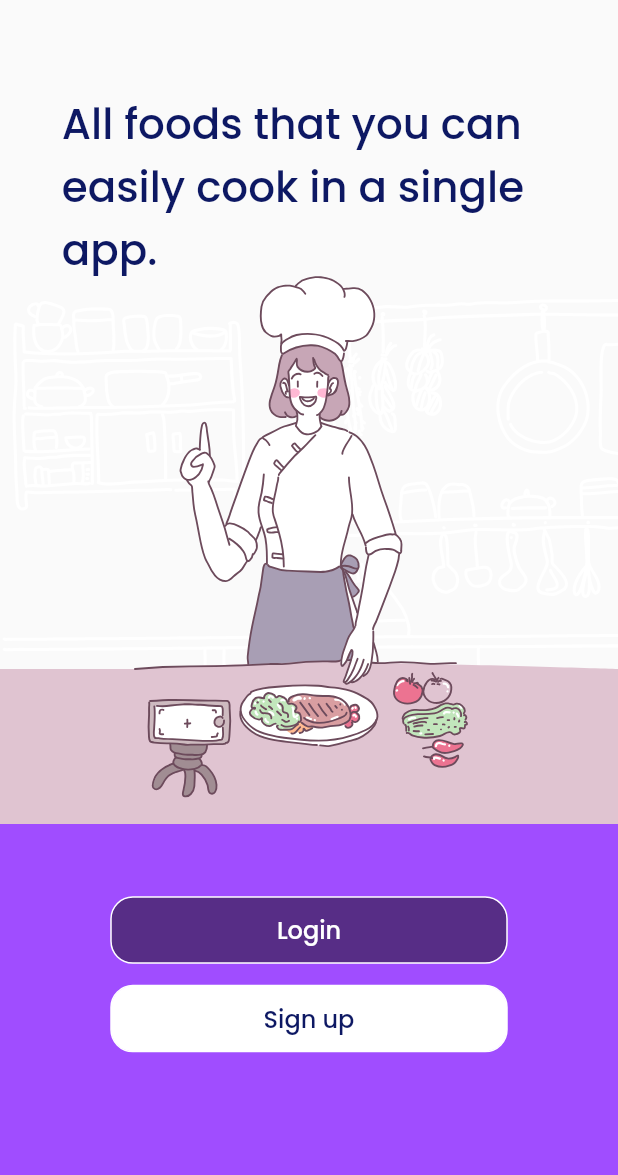
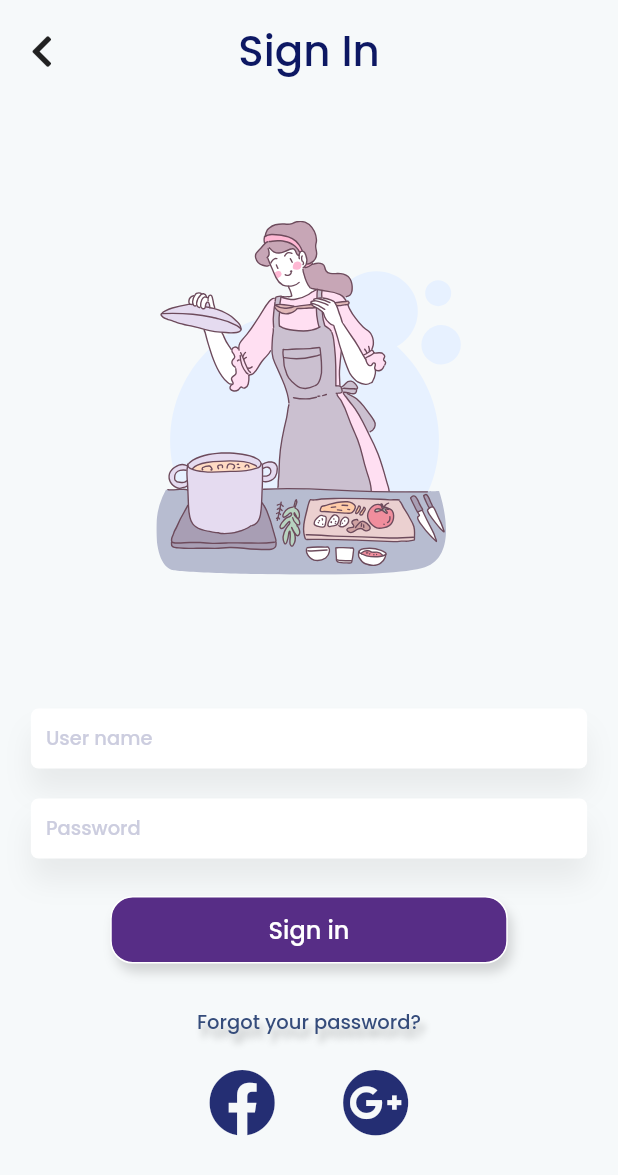
Before and after one commit to LaRoza-dev/Frigo-Frontend, a Flutter app: the screen it shows after launch, after a tap on "Login", on a phone screen of 412 x 824 dp. Shown: the top 1175 px of the screen. Run offline on Flutter 3.47's test engine with Material 2 defaults, Android fonts, the phone set to English and light mode, and no system bars; our stand-ins replace flutter_svg, font_awesome_flutter.

Commit message:
multiple fixes :
sign in page - text field component - rounting - font awesome icons - buttons shadow

```diff
--- a/lib/components/buttons.dart
+++ b/lib/components/buttons.dart
@@ -18,6 +18,13 @@ class MainButton extends StatelessWidget {
     return GestureDetector(
       child: Container(
         decoration: BoxDecoration(
+            boxShadow: [
+              BoxShadow(
+                color: Colors.black.withOpacity(0.15),
+                blurRadius: 6,
+                offset: Offset(3, 6),
+              ),
+            ],
             color: color,
             borderRadius: BorderRadius.circular(15),
             border: Border.all(color: Colors.white)),
--- /dev/null
+++ b/lib/components/textFields.dart
@@ -0,0 +1,38 @@
+import 'package:flutter/material.dart';
+import 'package:fridge/constants.dart';
+
+class InsertTextFlied extends StatelessWidget {
+  const InsertTextFlied({required this.width,required this.text});
+
+  final double width;
+  final String text;
+
+  @override
+  Widget build(BuildContext context) {
+    return Padding(
+      padding: const EdgeInsets.all(10.0),
+      child: Container(
+        width: width * 0.9,
+        height: 40,
+        child: TextField(
+          textAlignVertical: TextAlignVertical.center,
+          decoration: InputDecoration(
+              border: InputBorder.none,
+              contentPadding: EdgeInsets.all(10.0),
+              hintText: text,
+              hintStyle: kFormField,
+              isCollapsed: true),
+        ),
+        decoration: BoxDecoration(color: Colors.white,borderRadius: BorderRadius.circular(5),
+          boxShadow: [
+            BoxShadow(
+              color: Colors.black.withOpacity(0.06),
+              blurRadius: 15,
+              offset: const Offset(0, 15),
+            ),
+          ],
+        ),
+      ),
+    );
+  }
+}
--- a/lib/main.dart
+++ b/lib/main.dart
@@ -1,6 +1,8 @@
 import 'package:flutter/material.dart';
 import 'package:flutter/services.dart';
 import 'package:fridge/screens/first_page.dart';
+import 'package:fridge/screens/signin_page.dart';
+import 'package:fridge/screens/signup_page.dart';
 
 void main() {
   SystemChrome.setSystemUIOverlayStyle(SystemUiOverlayStyle(
@@ -19,7 +21,12 @@ class Main extends StatelessWidget {
   @override
   Widget build(BuildContext context) {
     return MaterialApp(
-      home: FirstPage(),
+      initialRoute: '/',
+      routes: {
+        '/': (context) => FirstPage(),
+        '/signin': (context) => SignInPage(),
+        '/signup': (context) => SignUpPage(),
+      },
     );
   }
 }
--- a/lib/screens/first_page.dart
+++ b/lib/screens/first_page.dart
@@ -11,6 +11,7 @@ class FirstPage extends StatelessWidget {
     double height = MediaQuery.of(context).size.height;
     double width = MediaQuery.of(context).size.width;
     return Scaffold(
+      backgroundColor: kBackgroundColor,
       body: Stack(
         children: [
           Column(
@@ -29,23 +30,27 @@ class FirstPage extends StatelessWidget {
                   Container(
                     decoration: BoxDecoration(color: kPrimaryColor),
                   ),
-                  Column(
+                  Positioned(
+                    top: height * 0.07,
+                    child: Column(
                       children: [
-                      SizedBox(
-                        height: height * 0.05,
-                      ),
                         MainButton(
-                        onTap: () {},
+                          onTap: () {
+                            Navigator.pushNamed(context, '/signin');
+                          },
                           buttonTitle: 'Login',
                           fontColor: kTextColor2,
                         ),
                         MainButton(
-                        onTap: () {},
+                          onTap: () {
+                            Navigator.pushNamed(context, '/signup');
+                          },
                           buttonTitle: 'Sign up',
                           color: Colors.white,
                           fontColor: kTextColor1,
                         )
                       ],
+                    ),
                   )
                 ]),
               ),
--- /dev/null
+++ b/lib/screens/signin_page.dart
@@ -0,0 +1,112 @@
+import 'package:flutter/material.dart';
+import 'package:fridge/constants.dart';
+import 'package:fridge/components/buttons.dart';
+import 'package:fridge/components/textFields.dart';
+import 'package:flutter_svg/flutter_svg.dart';
+import 'package:font_awesome_flutter/font_awesome_flutter.dart';
+
+class SignInPage extends StatelessWidget {
+  const SignInPage({Key? key}) : super(key: key);
+
+  @override
+  Widget build(BuildContext context) {
+    double height = MediaQuery.of(context).size.height;
+    double width = MediaQuery.of(context).size.width;
+    return Scaffold(
+      resizeToAvoidBottomInset: false,
+      backgroundColor: kBackgroundColor,
+      body: SafeArea(
+        child: Column(
+          mainAxisAlignment: MainAxisAlignment.spaceEvenly,
+          crossAxisAlignment: CrossAxisAlignment.center,
+          children: [
+            Padding(
+              padding: const EdgeInsets.all(10.0),
+              child: Row(
+                children: [
+                  Expanded(
+                    flex: 1,
+                    child: IconButton(
+                        onPressed: () {
+                          Navigator.pop(context);
+                        },
+                        icon: FaIcon(FontAwesomeIcons.chevronLeft)),
+                  ),
+                  Expanded(
+                    flex: 9,
+                    child: Text(
+                      'Sign In',
+                      style: kHeading1,
+                      textAlign: TextAlign.center,
+                    ),
+                  ),
+                  Expanded(
+                    flex: 1,
+                    child: SizedBox(),
+                  )
+                ],
+              ),
+            ),
+            Expanded(
+              child: SvgPicture.asset(
+                'asset/images/SignInPageImage.svg',
+                alignment: Alignment.center,
+              ),
+            ),
+            InsertTextFlied(
+              width: width,
+              text: 'User name',
+            ),
+            InsertTextFlied(
+              width: width,
+              text: 'Password',
+            ),
+            Padding(
+              padding: const EdgeInsets.all(8.0),
+              child: MainButton(
+                onTap: () {},
+                buttonTitle: 'Sign in',
+                fontColor: kTextColor2,
+              ),
+            ),
+            TextButton(
+              onPressed: () {},
+              child: Text(
+                'Forgot your password?',
+                style: ktext2.copyWith(
+                  shadows: [
+                    Shadow(
+                      offset: Offset(3.0, 6.0),
+                      blurRadius: 6.0,
+                      color: Colors.black.withOpacity(0.25),
+                    ),
+                  ],
+                ),
+              ),
+            ),
+            Container(width: 150,
+              child: Row(
+                mainAxisAlignment: MainAxisAlignment.spaceBetween,
+                children: [
+                  IconButton(
+                    onPressed: () {},
+                    icon: FaIcon(FontAwesomeIcons.facebook),
+                    iconSize: 45,
+                    color: Color.fromRGBO(13, 24, 100, 0.9),
+                  ),
+                  IconButton(
+                    onPressed: () {},
+                    icon: FaIcon(FontAwesomeIcons.googlePlus),
+                    iconSize: 45,
+                    color: Color.fromRGBO(13, 24, 100, 0.9),
+                  ),
+                ],
+              ),
+            ),
+            SizedBox(height: height * 0.07),
+          ],
+        ),
+      ),
+    );
+  }
+}
--- a/pubspec.yaml
+++ b/pubspec.yaml
@@ -29,6 +29,7 @@ dependencies:
   # Use with the CupertinoIcons class for iOS style icons.
   cupertino_icons: ^1.0.2
   flutter_svg: ^0.22.0
+  font_awesome_flutter: ^9.1.0
 
 dev_dependencies:
   flutter_test:
```
Also changed, not shown: lib/screens/signup_page.dart (added, +62 -0 lines), asset/images/SignInPageImage.svg (added), asset/images/SignUpPageImage.svg (added), pubspec.lock, 1 other file. Lines whose indentation alone changed are shown as unchanged.
